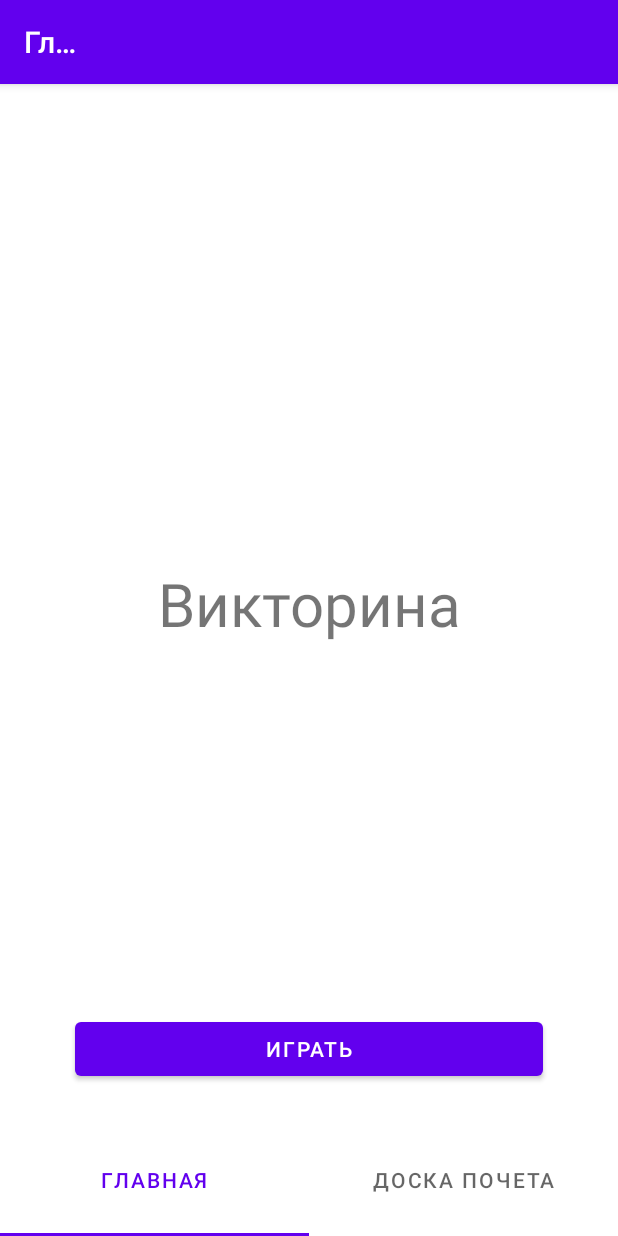
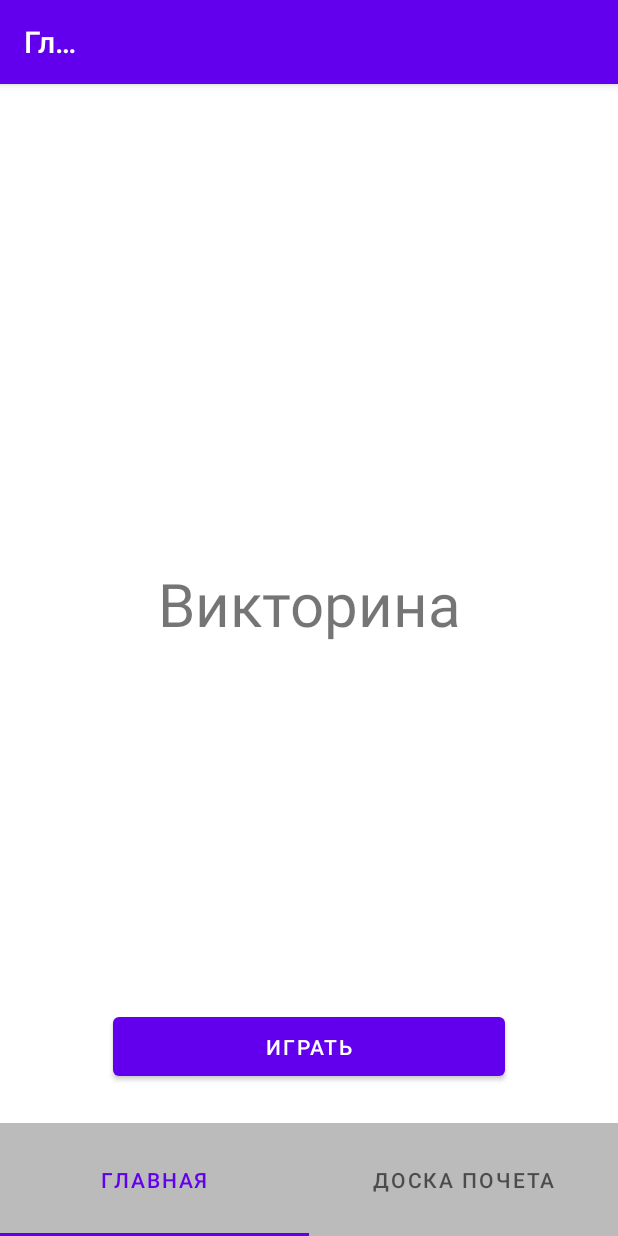
Before and after one commit to BSUIR-IIPEKOLICT/quiz, an Android app: the screen it shows after launch (MainActivity), on a phone screen of 412 x 824 dp. Run offline under Robolectric (Android 15) with nearby library versions, the phone set to English and light mode, and no system bars; libraries missing offline, so code that uses them is left out: io.realm, io.realm.mongodb; 2 statements that could not run were skipped.

Commit message:
fix: minify & more correct styles

```diff
--- a/app/src/main/AndroidManifest.xml
+++ b/app/src/main/AndroidManifest.xml
@@ -12,7 +12,7 @@
         android:roundIcon="@mipmap/ic_launcher_round"
         android:supportsRtl="true"
         android:theme="@style/Theme.Quiz"
-        android:name=".controller.Coordinator"
+        android:name=".viewModel.Coordinator"
         tools:ignore="AllowBackup">
 
         <activity android:name=".MainActivity">
--- a/app/src/main/java/loshica/quiz/MainActivity.java
+++ b/app/src/main/java/loshica/quiz/MainActivity.java
@@ -11,7 +11,7 @@ import com.google.android.material.tabs.TabLayoutMediator;
 
 import java.util.Objects;
 
-import loshica.quiz.controller.Coordinator;
+import loshica.quiz.viewModel.Coordinator;
 import loshica.quiz.view.MainAdapter;
 import loshica.quiz.view.MyPageTransformer;
 import loshica.quiz.view.NameDialog;
@@ -32,20 +32,22 @@ public class MainActivity extends AppCompatActivity implements
         mp = findViewById(R.id.main_pager);
         ma = new MainAdapter(this);
         mp.setAdapter(ma);
-        mp.setCurrentItem(0);
+        mp.setCurrentItem(0); // показываемая на старте страничка
         mp.registerOnPageChangeCallback(new ViewPager2.OnPageChangeCallback() {
             @Override
             public void onPageSelected(int position) {
+                // слушатель показываемой странички пейджера
+                // необязательно, меняет заголовок в шапке в зависимости от странички
                 super.onPageSelected(position);
                 Objects.requireNonNull(getSupportActionBar()).setTitle(
                     getResources().getStringArray(R.array.main_tabs)[position]
                 );
             }
         });
-        mp.setPageTransformer(new MyPageTransformer());
+        mp.setPageTransformer(new MyPageTransformer()); // необязательно (анимашка пролистывания)
         //
 
-        // TabLayout
+        // TabLayout (необязательно)
         tab = findViewById(R.id.main_tab);
         new TabLayoutMediator(tab, mp, (tab, position) ->
             tab.setText(getResources().getStringArray(R.array.main_tabs)[position])
@@ -53,15 +55,19 @@ public class MainActivity extends AppCompatActivity implements
         //
     }
 
+    // Обработчик для nameDialog (сработает при нажатии на ок)
     @Override
     public void name(String playerName) {
         Coordinator.startGame(playerName);
         Coordinator.updateMaps();
         startActivity(new Intent(this, QuestionActivity.class));
     }
+    //
 
+    // необязательно, событие при нажатии кнопки назад
     public void onBackPressed() {
         if ((mp.getCurrentItem() > 0)) mp.setCurrentItem(0, true);
         else finish();
     }
+    //
 }
--- a/app/src/main/java/loshica/quiz/model/Player.java
+++ b/app/src/main/java/loshica/quiz/model/Player.java
@@ -4,7 +4,7 @@ import org.bson.types.ObjectId;
 
 public class Player {
 
-    public ObjectId _id;
+    public ObjectId _id; // mongodb id key
     public String name;
     public int score;
 
--- a/app/src/main/java/loshica/quiz/view/LeaderboardAdapter.java
+++ b/app/src/main/java/loshica/quiz/view/LeaderboardAdapter.java
@@ -22,7 +22,7 @@ public class LeaderboardAdapter extends RecyclerView.Adapter<LeaderboardAdapter.
 
     LeaderboardAdapter(Set<Player> players) {
         ArrayList<Player> list = new ArrayList<>(players);
-        Collections.sort(list, (o1, o2) -> o2.score - o1.score);
+        Collections.sort(list, (o1, o2) -> o2.score - o1.score); // сортировка по очкам по убыванию
         this.players = list;
     }
 
--- a/app/src/main/java/loshica/quiz/view/LeaderboardFragment.java
+++ b/app/src/main/java/loshica/quiz/view/LeaderboardFragment.java
@@ -10,7 +10,7 @@ import androidx.recyclerview.widget.LinearLayoutManager;
 import androidx.recyclerview.widget.RecyclerView;
 
 import loshica.quiz.R;
-import loshica.quiz.controller.Coordinator;
+import loshica.quiz.viewModel.Coordinator;
 
 public class LeaderboardFragment extends Fragment {
 
@@ -30,6 +30,7 @@ public class LeaderboardFragment extends Fragment {
         return root;
     }
 
+    // Событие показа фрагмента
     @Override
     public void onResume() {
         super.onResume();
@@ -39,4 +40,5 @@ public class LeaderboardFragment extends Fragment {
             Coordinator.finishLeaderboardUpdate();
         }
     }
+    //
 }
--- a/app/src/main/java/loshica/quiz/view/MyPageTransformer.java
+++ b/app/src/main/java/loshica/quiz/view/MyPageTransformer.java
@@ -5,7 +5,7 @@ import android.view.View;
 import androidx.viewpager2.widget.ViewPager2;
 
 public class MyPageTransformer implements ViewPager2.PageTransformer {
-
+    // Класс для анимашки пролистывания страничек ViewPager-а
     private static final float MIN_SCALE = 0.75f;
 
     public void transformPage(View view, float position) {
--- a/app/src/main/java/loshica/quiz/view/NameDialog.java
+++ b/app/src/main/java/loshica/quiz/view/NameDialog.java
@@ -32,6 +32,7 @@ public class NameDialog extends DialogFragment {
             .setView(root)
             .setTitle(R.string.name_dialog_title)
             .setPositiveButton(R.string.ok, (dialog, which) -> {
+                // обработчик нажатия на кнопку ок:
                 if (!et.getText().toString().equals("")) { listener.name(et.getText().toString()); }
                 else { dialog.cancel(); }
             })
@@ -39,14 +40,18 @@ public class NameDialog extends DialogFragment {
             .create();
     }
 
+    // Для правильной работы интерфейса
     @Override
     public void onAttach(@NonNull Context context) {
         super.onAttach(context);
         try { listener = (NameDialogListener) context; }
         catch (ClassCastException e) { throw new ClassCastException(context.toString() + e); }
     }
+    //
 
+    // Интерфейс для передачи данных в активити
     public interface NameDialogListener {
         void name(String playerName);
     }
+    //
 }
--- a/app/src/main/java/loshica/quiz/view/QuestionAdapter.java
+++ b/app/src/main/java/loshica/quiz/view/QuestionAdapter.java
@@ -5,7 +5,7 @@ import androidx.fragment.app.Fragment;
 import androidx.fragment.app.FragmentActivity;
 import androidx.viewpager2.adapter.FragmentStateAdapter;
 
-import loshica.quiz.model.Question;
+import loshica.quiz.viewModel.Question;
 
 public class QuestionAdapter extends FragmentStateAdapter {
 
--- a/app/src/main/java/loshica/quiz/controller/Coordinator.java
+++ b/app/src/main/java/loshica/quiz/viewModel/Coordinator.java
@@ -1,4 +1,4 @@
-package loshica.quiz.controller;
+package loshica.quiz.viewModel;
 
 import android.annotation.SuppressLint;
 import android.app.Application;
@@ -16,35 +16,36 @@ import java.util.Set;
 import io.realm.Realm;
 import io.realm.mongodb.Credentials;
 import loshica.quiz.model.Player;
-import loshica.quiz.model.Question;
 import loshica.quiz.model.Database;
 
 public class Coordinator extends Application {
 
+    // TODO: Удобняшки (доступ к ресурсам/контексту в любом месте)
     @SuppressLint("StaticFieldLeak")
     private static Context mContext;
     private static Resources res;
+    //
 
-    public static final String PLAYERS = "players";
+    public static final String PLAYERS = "players"; // Название ключа в Shared Pref с игроками
 
     public static Gson json = new Gson();
     public static SharedPreferences players;
-    public static Set<String> playersJson = new HashSet<>();
-    public static Set<Player> playersJava = new HashSet<>();
+    public static Set<String> playersJson = new HashSet<>(); // Сет игроков в Json формате
+    public static Set<Player> playersJava = new HashSet<>(); // Сет игроков в Java формате
 
-    public static String name = "";
-    public static int score = 0;
-    public static int help = 3;
-    public static boolean inProcess = false;
-    public static boolean updateLeaderboard = false;
-    public static boolean online = false;
+    public static String name = ""; // player name
+    public static int score = 0; // player score
+    public static int help = 3; // help counter
+    public static boolean inProcess = false; // Флаг состояния
+    public static boolean updateLeaderboard = false; // Флаг для обновления лидербоарда
+    public static boolean online = false; // Флаг режима (онлайн/оффлайн)
 
-    public static Map<Integer, Boolean> isChecked = new HashMap<>();
-    public static Map<Integer, Integer> choose = new HashMap<>();
+    public static Map<Integer, Boolean> isChecked = new HashMap<>(); // map (номер вопроса | чекнут ли)
+    public static Map<Integer, Integer> choose = new HashMap<>(); // map (номер вопроса | какой варик выбрал игрок)
 
-    static Player newPlayer;
-    static Player existsPlayer;
-    static boolean exists;
+    static Player newPlayer; // переменная для создания нового игрока
+    static Player existsPlayer; // переменная, куда будет занесен игрок с таким же именем (если есть)
+    static boolean exists; // флаг, показывающий, был ли игрок с таким же именем
 
     @Override
     public void onCreate() {
@@ -69,12 +70,14 @@ public class Coordinator extends Application {
         });
         //
 
+        // if not connect -> read players from local shared pref
         if (!online) {
             playersJson = players.getStringSet(PLAYERS, new HashSet<>());
             for (String playerJson : playersJson) {
                 playersJava.add(json.fromJson(playerJson, Player.class));
             }
         }
+        //
 
         updateMaps();
     }
@@ -83,17 +86,18 @@ public class Coordinator extends Application {
 
     public static Resources res() { return res; }
 
+    public static void updateMaps() {
+        // обнуление мапов (очистка до сток состояния)
+        for (int i = 0; i < Question.questions.length; i++) {
+            isChecked.put(i, false);
+            choose.put(i, -1);
+        }
+    }
+
     public static void startGame(String playerName) {
         name = playerName;
         score = 0;
         inProcess = true;
-    }
-
-    public static void updateMaps() {
-        for (int i = 0; i < Question.questions.length; i++) {
-            isChecked.put(i, false);
-            choose.put(i, -1);
-        }
     }
 
     public static void resetScore() { score = 0; }
@@ -101,6 +105,7 @@ public class Coordinator extends Application {
     public static void calcScore(boolean isCorrect) { if (inProcess && isCorrect) score += 10; }
 
     public static void localSave() {
+        // save players data to shared pref
         SharedPreferences.Editor editor = players.edit();
         editor.remove(PLAYERS);
         editor.apply();
@@ -109,6 +114,7 @@ public class Coordinator extends Application {
     }
 
     public static void check() {
+        // check state in end of game
         newPlayer = new Player(name, score);
         existsPlayer = null;
         exists = false;
--- a/app/src/main/java/loshica/quiz/model/Question.java
+++ b/app/src/main/java/loshica/quiz/viewModel/Question.java
@@ -1,9 +1,9 @@
-package loshica.quiz.model;
+package loshica.quiz.viewModel;
 
 import loshica.quiz.R;
-import loshica.quiz.controller.Coordinator;
 
 public class Question {
+
     // TODO: Questions data
     public static final Question[] questions = {
         new Question(R.drawable.shava, R.array.q1),
--- a/app/src/main/res/layout/activity_main.xml
+++ b/app/src/main/res/layout/activity_main.xml
@@ -22,6 +22,7 @@
         android:id="@+id/main_tab"
         android:layout_width="match_parent"
         android:layout_height="75dp"
+        android:backgroundTint="@color/tap_bg"
         app:layout_constraintBottom_toBottomOf="parent"
         app:layout_constraintEnd_toEndOf="parent"
         app:layout_constraintStart_toStartOf="parent">
--- a/app/src/main/res/layout/fragment_main.xml
+++ b/app/src/main/res/layout/fragment_main.xml
@@ -25,7 +25,8 @@
             android:id="@+id/main_play"
             android:layout_width="match_parent"
             android:layout_height="wrap_content"
-            android:layout_marginHorizontal="50dp"
+            android:padding="10dp"
+            android:layout_marginHorizontal="75dp"
             android:layout_marginBottom="25dp"
             android:text="@string/play_btn"
             app:layout_constraintBottom_toBottomOf="parent"
--- a/app/src/main/res/layout/fragment_question.xml
+++ b/app/src/main/res/layout/fragment_question.xml
@@ -86,8 +86,10 @@
             android:id="@+id/question_help"
             android:layout_width="match_parent"
             android:layout_height="wrap_content"
-            android:layout_marginHorizontal="50dp"
+            android:padding="10dp"
+            android:layout_marginHorizontal="75dp"
             android:layout_marginBottom="25dp"
+            android:backgroundTint="@color/wrong_answer"
             android:text="@string/question_help"
             app:layout_constraintBottom_toBottomOf="parent"
             app:layout_constraintEnd_toEndOf="parent"
--- a/app/src/main/res/values/colors.xml
+++ b/app/src/main/res/values/colors.xml
@@ -10,4 +10,5 @@
 
     <color name="right_answer">#00FF00</color>
     <color name="wrong_answer">#FF0000</color>
+    <color name="tap_bg">#44000000</color>
 </resources>
```
Also changed, not shown: app/src/main/java/loshica/quiz/QuestionActivity.java (+13 -4 lines), app/src/main/java/loshica/quiz/model/Database.java (+4 -6 lines), app/src/main/java/loshica/quiz/view/FinishFragment.java (+7 -1 lines), app/src/main/java/loshica/quiz/view/QuestionFragment.java (+16 -2 lines), app/src/main/res/layout/fragment_finish.xml (+4 -3 lines), 1 other file.
